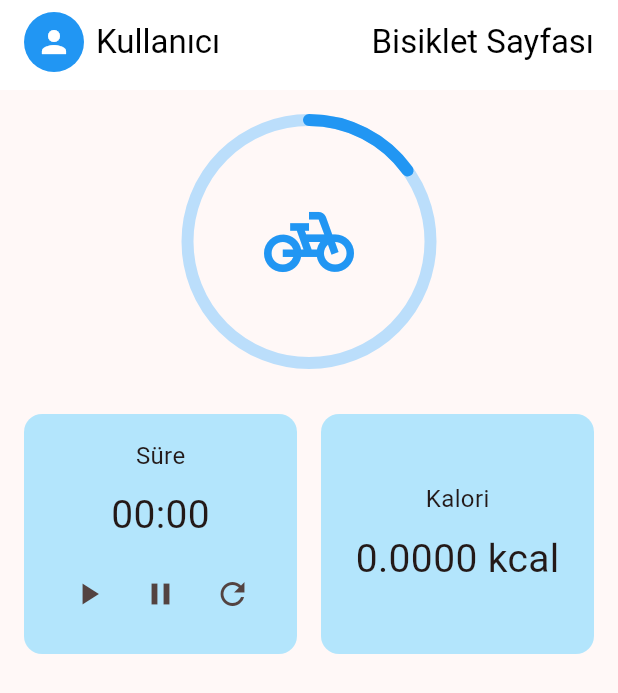
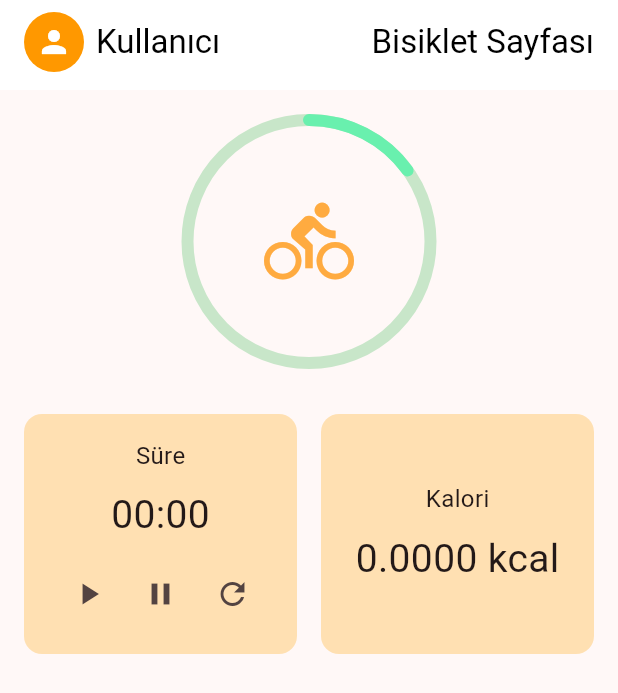
Before and after one commit to betul921/GLUCOREMINDER, a Flutter app: the BisikletSayfasi screen opened directly, after a tap on the "play arrow" icon, after a tap on the "refresh" icon, on a phone screen of 412 x 824 dp. Shown: the top 693 px of the screen. Run offline on Flutter 3.47's test engine with Material 3 defaults, Android fonts, the phone set to English and light mode, and no system bars; our stand-ins replace cloud_firestore, firebase_core; accounts and stored records are empty.

Commit message:
egzersiz sayfası güncellendi

```diff
--- a/lib/bisiklet.dart
+++ b/lib/bisiklet.dart
@@ -21,7 +21,7 @@ class _BisikletSayfasiState extends State<BisikletSayfasi>
   Timer? timer;
   double calories = 0.0;
   int kilo = 50;
-  int metDegeri = 5; // Bisiklet için örnek MET
+  int metDegeri = 7; // Bisiklet için MET
   bool _timerRunning = false;
   DateTime? _lastSavedTime;
   int _pausedSeconds = 0;
@@ -40,7 +40,6 @@ class _BisikletSayfasiState extends State<BisikletSayfasi>
   }
 
   Future<void> _loadLastSession() async {
-    try {
     final query = await FirebaseFirestore.instance
         .collection('bisiklet_verileri')
         .orderBy('zaman_damgasi', descending: true)
@@ -67,28 +66,21 @@ class _BisikletSayfasiState extends State<BisikletSayfasi>
         }
       });
     }
-    } catch (e) {
-      print("❌ Hata oluştu: $e");
-    } finally {
+
     setState(() {
       _isLoading = false;
     });
   }
-  }
 
   Future<void> _kaydetBisikletVerisi({bool timerRunning = false}) async {
-    try {
     await FirebaseFirestore.instance.collection('bisiklet_verileri').add({
       'zaman': seconds,
       'kalori': calories,
       'zamanlayici_durum': timerRunning,
       'zaman_damgasi': FieldValue.serverTimestamp(),
     });
+
     _lastSavedTime = DateTime.now();
-      print("✅ Veri kaydedildi: $seconds saniye, $calories kalori");
-    } catch (e) {
-      print("❌ Veri kaydedilemedi: $e");
-    }
   }
 
   void startTimer() {
@@ -168,7 +160,7 @@ class _BisikletSayfasiState extends State<BisikletSayfasi>
               Row(
                 children: [
                   CircleAvatar(
-                    backgroundColor: Colors.blue,
+                    backgroundColor: Colors.orange,
                     child: Icon(Icons.person, color: Colors.white),
                   ),
                   SizedBox(width: 8),
@@ -196,9 +188,9 @@ class _BisikletSayfasiState extends State<BisikletSayfasi>
                         height: 170,
                         child: Center(
                           child: Icon(
-                            Icons.pedal_bike,
+                            Icons.directions_bike,
                             size: 60,
-                            color: Colors.blue,
+                            color: Colors.orangeAccent,
                           ),
                         ),
                       ),
@@ -214,7 +206,7 @@ class _BisikletSayfasiState extends State<BisikletSayfasi>
                       padding: EdgeInsets.all(16),
                       margin: EdgeInsets.only(right: 8),
                       decoration: BoxDecoration(
-                        color: Colors.lightBlue[100],
+                        color: Colors.orange[100],
                         borderRadius: BorderRadius.circular(12),
                       ),
                       height: 160,
@@ -251,7 +243,7 @@ class _BisikletSayfasiState extends State<BisikletSayfasi>
                       padding: EdgeInsets.all(16),
                       margin: EdgeInsets.only(left: 8),
                       decoration: BoxDecoration(
-                        color: Colors.lightBlue[100],
+                        color: Colors.orange[100],
                         borderRadius: BorderRadius.circular(12),
                       ),
                       height: 160,
@@ -288,12 +280,12 @@ class RingPainter extends CustomPainter {
     final radius = size.width / 2 - strokeWidth / 2;
 
     final backgroundPaint = Paint()
-      ..color = Colors.blue.shade100
+      ..color = Colors.green.shade100
       ..style = PaintingStyle.stroke
       ..strokeWidth = strokeWidth;
 
     final foregroundPaint = Paint()
-      ..color = Colors.blue
+      ..color = Colors.greenAccent
       ..style = PaintingStyle.stroke
       ..strokeWidth = strokeWidth
       ..strokeCap = StrokeCap.round;
```
Also changed, not shown: lib/kosu.dart (+7 -15 lines), lib/yurume.dart (+5 -13 lines), lib/yuzme.dart (+8 -16 lines). Lines whose indentation alone changed are shown as unchanged.
